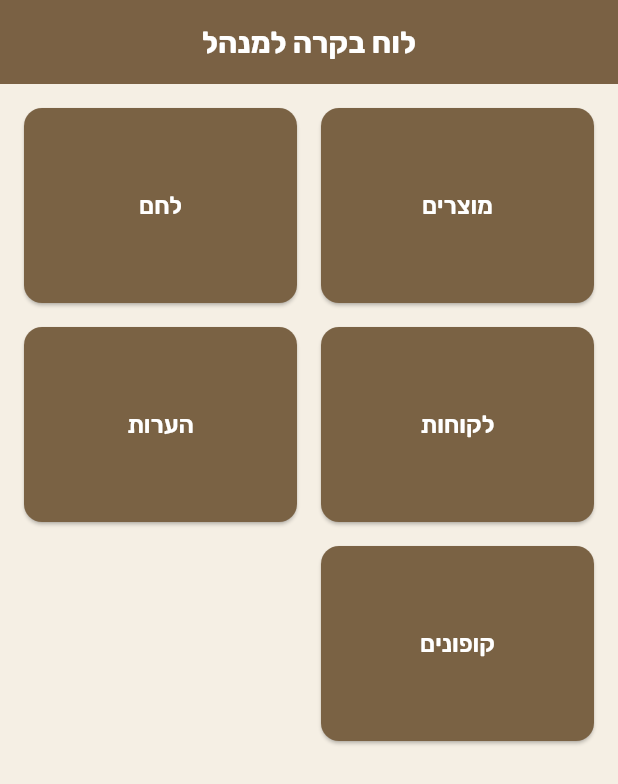
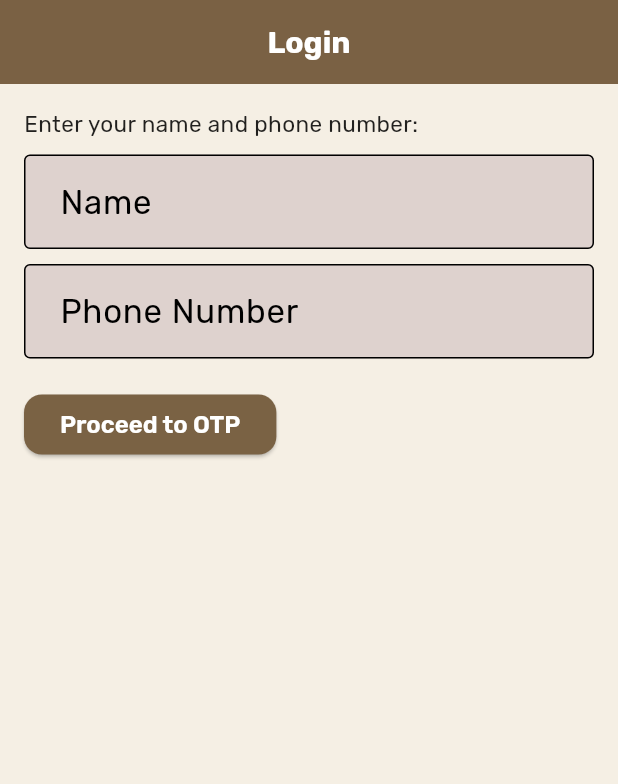
Before and after one commit to za3bor/zofa, a Flutter app: the screen it shows after launch, on a phone screen of 412 x 824 dp. Shown: the top 784 px of the screen. Run offline on Flutter 3.47's test engine with Material 3 defaults, Android fonts, the light colour scheme and no system bars; our stand-ins replace device_info_plus, firebase_auth, firebase_core, font_awesome_flutter, google_fonts, hive and 2 more; accounts and stored records are empty.

Commit message:
conect OTP

```diff
--- a/zofaclient/lib/main.dart
+++ b/zofaclient/lib/main.dart
@@ -5,11 +5,17 @@ import 'package:device_info_plus/device_info_plus.dart';
 import 'package:hive/hive.dart';
 import 'package:path_provider/path_provider.dart';
 import 'package:zofa_client/admin/screens/admin_main_page.dart';
+import 'package:zofa_client/screens/login.dart';
 import 'package:zofa_client/screens/tabs.dart';
 import 'package:zofa_client/theme_data.dart';
+import 'package:firebase_core/firebase_core.dart';
+import 'firebase_options.dart';
 
 void main() async {
   WidgetsFlutterBinding.ensureInitialized();
+  await Firebase.initializeApp(
+    options: DefaultFirebaseOptions.currentPlatform,
+);
   // Initialize Hive
   final appDocumentDirectory = await getApplicationDocumentsDirectory();
   Hive.init(appDocumentDirectory.path); // Set the path where Hive stores data
@@ -74,8 +80,8 @@ class _MyAppState extends State<MyApp> {
       theme: buildThemeData(), // Use the custom ThemeData
       home: Scaffold(
         body: isAdmin
-            ? const AdminMainPageScreen() // Show admin screen for admin devices
-            : const AdminMainPageScreen(), // Show non-admin screen for non-admin devices
+            ? const LoginPage() // Show admin screen for admin devices
+            : const LoginPage(), // Show non-admin screen for non-admin devices
       ),
     );
   }
--- /dev/null
+++ b/zofaclient/lib/screens/login.dart
@@ -0,0 +1,82 @@
+import 'package:flutter/material.dart';
+import 'package:zofa_client/screens/otp.dart';
+
+class LoginPage extends StatefulWidget {
+  const LoginPage({super.key});
+  @override
+  State<LoginPage> createState() => _LoginPageState();
+}
+
+class _LoginPageState extends State<LoginPage> {
+  final _nameController = TextEditingController();
+  final _phoneController = TextEditingController();
+
+  @override
+  void dispose() {
+    _nameController.dispose();
+    _phoneController.dispose();
+    super.dispose();
+  }
+
+  @override
+  Widget build(BuildContext context) {
+    return Scaffold(
+      appBar: AppBar(
+        title: const Text('Login'),
+      ),
+      body: Padding(
+        padding: const EdgeInsets.all(16.0),
+        child: Column(
+          crossAxisAlignment: CrossAxisAlignment.start,
+          children: [
+            const Text('Enter your name and phone number:'),
+            const SizedBox(height: 10),
+            TextField(
+              controller: _nameController,
+              decoration: const InputDecoration(
+                labelText: 'Name',
+                border: OutlineInputBorder(),
+              ),
+            ),
+            const SizedBox(height: 10),
+            TextField(
+              controller: _phoneController,
+              keyboardType: TextInputType.phone,
+              decoration: const InputDecoration(
+                labelText: 'Phone Number',
+                border: OutlineInputBorder(),
+              ),
+            ),
+            const SizedBox(height: 20),
+            ElevatedButton(
+              onPressed: () {
+                // Here you can proceed to the OTP page
+                String name = _nameController.text;
+                String phone = _phoneController.text;
+
+                if (name.isNotEmpty && phone.isNotEmpty) {
+                  Navigator.push(
+                    context,
+                    MaterialPageRoute(
+                      builder: (context) => OtpPage(
+                        phoneNumber: phone,
+                        name: name,
+                      ),
+                    ),
+                  );
+                } else {
+                  ScaffoldMessenger.of(context).showSnackBar(
+                    const SnackBar(
+                        content:
+                            Text('Please enter both name and phone number.')),
+                  );
+                }
+              },
+              child: const Text('Proceed to OTP'),
+            ),
+          ],
+        ),
+      ),
+    );
+  }
+}
--- a/zofaclient/pubspec.yaml
+++ b/zofaclient/pubspec.yaml
@@ -45,6 +45,8 @@ dependencies:
   hive: ^2.2.3
   path_provider: ^2.1.5
   image: ^4.3.0
+  firebase_core: ^3.8.0
+  firebase_auth: ^5.3.3
 
 dev_dependencies:
   flutter_test:
```
Also changed, not shown: zofaclient/lib/screens/otp.dart (added, +124 -0 lines), zofaclient/firebase.json (added), zofaclient/lib/firebase_options.dart (added), zofaclient/pubspec.lock, 7 other files.
